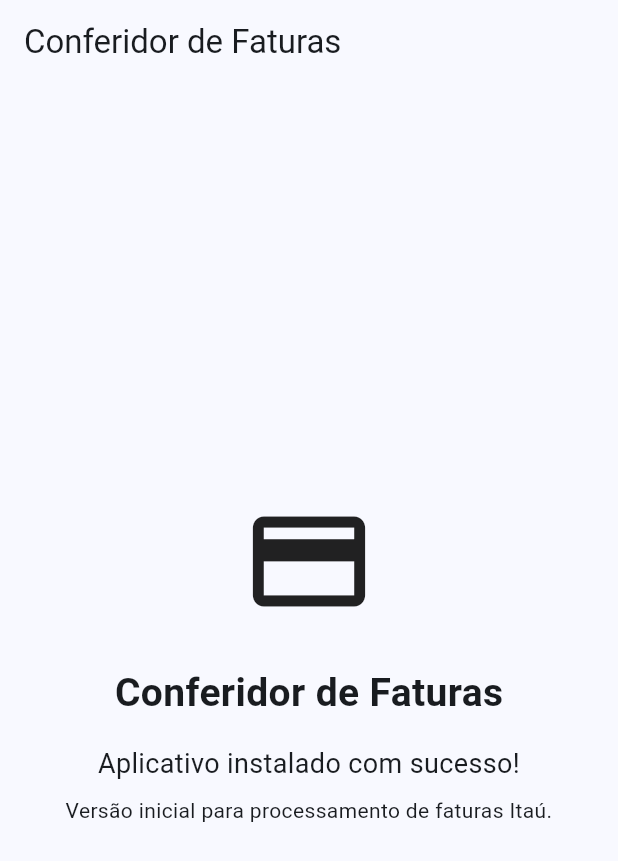
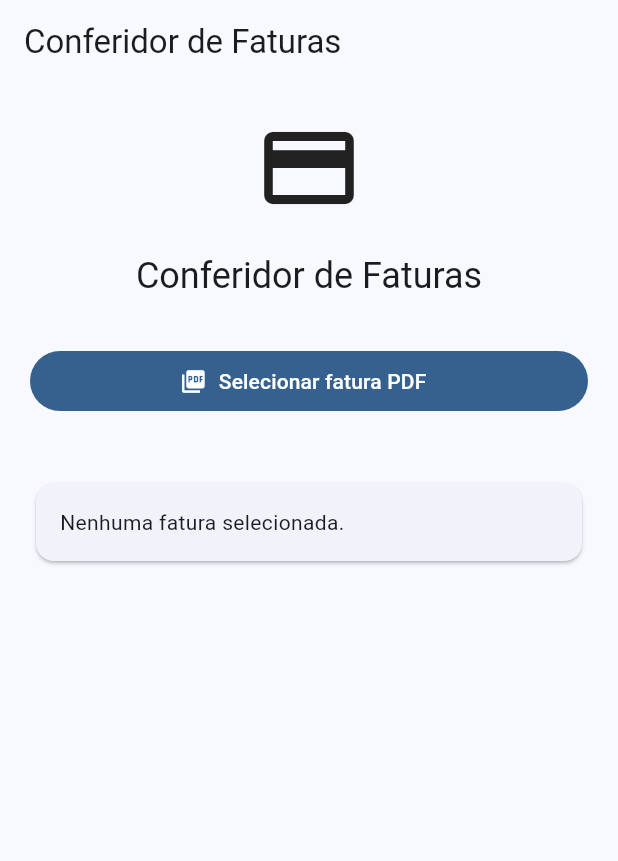
Before and after one commit to mourakleber312/Conferidor-faturas, a Flutter app: the screen it shows after launch, on a phone screen of 412 x 824 dp. Shown: the top 861 px of the screen. Run offline on Flutter 3.47's test engine with Material 3 defaults, Android fonts, the phone set to English and light mode, and no system bars; our stand-ins replace file_picker; missing offline and left inert: syncfusion_flutter_pdf.

Commit message:
Update main.dart

```diff
--- a/lib/main.dart
+++ b/lib/main.dart
@@ -1,4 +1,8 @@
+import 'dart:io';
+
 import 'package:flutter/material.dart';
+import 'package:file_picker/file_picker.dart';
+import 'package:syncfusion_flutter_pdf/pdf.dart';
 
 void main() {
   runApp(const ConferidorApp());
@@ -21,8 +25,79 @@ class ConferidorApp extends StatelessWidget {
   }
 }
 
-class HomePage extends StatelessWidget {
+class HomePage extends StatefulWidget {
   const HomePage({super.key});
+
+  @override
+  State<HomePage> createState() => _HomePageState();
+}
+
+class _HomePageState extends State<HomePage> {
+  String status = 'Nenhuma fatura selecionada.';
+  String? nomeArquivo;
+  String? textoExtraido;
+  bool processando = false;
+
+  Future<void> selecionarFatura() async {
+    try {
+      setState(() {
+        processando = true;
+        status = 'Selecionando fatura...';
+      });
+
+      final resultado = await FilePicker.platform.pickFiles(
+        type: FileType.custom,
+        allowedExtensions: ['pdf'],
+      );
+
+      if (resultado == null) {
+        setState(() {
+          processando = false;
+          status = 'Seleção cancelada.';
+        });
+        return;
+      }
+
+      final arquivo = resultado.files.single;
+
+      if (arquivo.path == null) {
+        throw Exception('Não foi possível acessar o PDF.');
+      }
+
+      setState(() {
+        nomeArquivo = arquivo.name;
+        status = 'Lendo PDF...';
+      });
+
+      final bytes = await File(arquivo.path!).readAsBytes();
+
+      final documento = PdfDocument(inputBytes: bytes);
+
+      final texto = PdfTextExtractor(
+        documento,
+      ).extractText();
+
+      documento.dispose();
+
+      setState(() {
+        textoExtraido = texto;
+        processando = false;
+
+        if (texto.trim().isEmpty) {
+          status =
+              'PDF aberto, mas nenhum texto foi encontrado. '
+              'Essa fatura poderá precisar de leitura visual/OCR.';
+        } else {
+          status = 'Fatura lida com sucesso.';
+        }
+      });
+    } catch (e) {
+      setState(() {
+        processando = false;
+        status = 'Erro ao processar a fatura:\n$e';
+      });
+    }
+  }
 
   @override
   Widget build(BuildContext context) {
@@ -30,37 +105,87 @@ class HomePage extends StatelessWidget {
       appBar: AppBar(
         title: const Text('Conferidor de Faturas'),
       ),
-      body: const Center(
-        child: Padding(
-          padding: EdgeInsets.all(24),
-          child: Column(
-            mainAxisAlignment: MainAxisAlignment.center,
-            children: [
-              Icon(
-                Icons.credit_card,
-                size: 90,
+      body: Padding(
+        padding: const EdgeInsets.all(20),
+        child: ListView(
+          children: [
+            const Icon(
+              Icons.credit_card,
+              size: 72,
+            ),
+
+            const SizedBox(height: 20),
+
+            Text(
+              'Conferidor de Faturas',
+              textAlign: TextAlign.center,
+              style: Theme.of(context).textTheme.headlineSmall,
+            ),
+
+            const SizedBox(height: 30),
+
+            FilledButton.icon(
+              onPressed: processando ? null : selecionarFatura,
+              icon: const Icon(Icons.picture_as_pdf),
+              label: const Text('Selecionar fatura PDF'),
+            ),
+
+            const SizedBox(height: 24),
+
+            if (processando)
+              const Center(
+                child: CircularProgressIndicator(),
               ),
-              SizedBox(height: 24),
+
+            const SizedBox(height: 16),
+
+            Card(
+              child: Padding(
+                padding: const EdgeInsets.all(16),
+                child: Text(status),
+              ),
+            ),
+
+            if (nomeArquivo != null) ...[
+              const SizedBox(height: 12),
               Text(
-                'Conferidor de Faturas',
-                style: TextStyle(
-                  fontSize: 26,
+                'Arquivo: $nomeArquivo',
+                style: const TextStyle(
                   fontWeight: FontWeight.bold,
                 ),
               ),
-              SizedBox(height: 16),
-              Text(
-                'Aplicativo instalado com sucesso!',
-                textAlign: TextAlign.center,
-                style: TextStyle(fontSize: 18),
+            ],
+
+            if (textoExtraido != null &&
+                textoExtraido!.trim().isNotEmpty) ...[
+              const SizedBox(height: 24),
+
+              const Text(
+                'Prévia da leitura:',
+                style: TextStyle(
+                  fontWeight: FontWeight.bold,
+                  fontSize: 18,
+                ),
               ),
-              SizedBox(height: 8),
-              Text(
-                'Versão inicial para processamento de faturas Itaú.',
-                textAlign: TextAlign.center,
+
+              const SizedBox(height: 8),
+
+              Container(
+                padding: const EdgeInsets.all(12),
+                decoration: BoxDecoration(
+                  border: Border.all(
+                    color: Colors.grey,
+                  ),
+                  borderRadius: BorderRadius.circular(12),
+                ),
+                child: SelectableText(
+                  textoExtraido!.length > 3000
+                      ? textoExtraido!.substring(0, 3000)
+                      : textoExtraido!,
+                ),
               ),
             ],
-          ),
+          ],
         ),
       ),
     );
```
